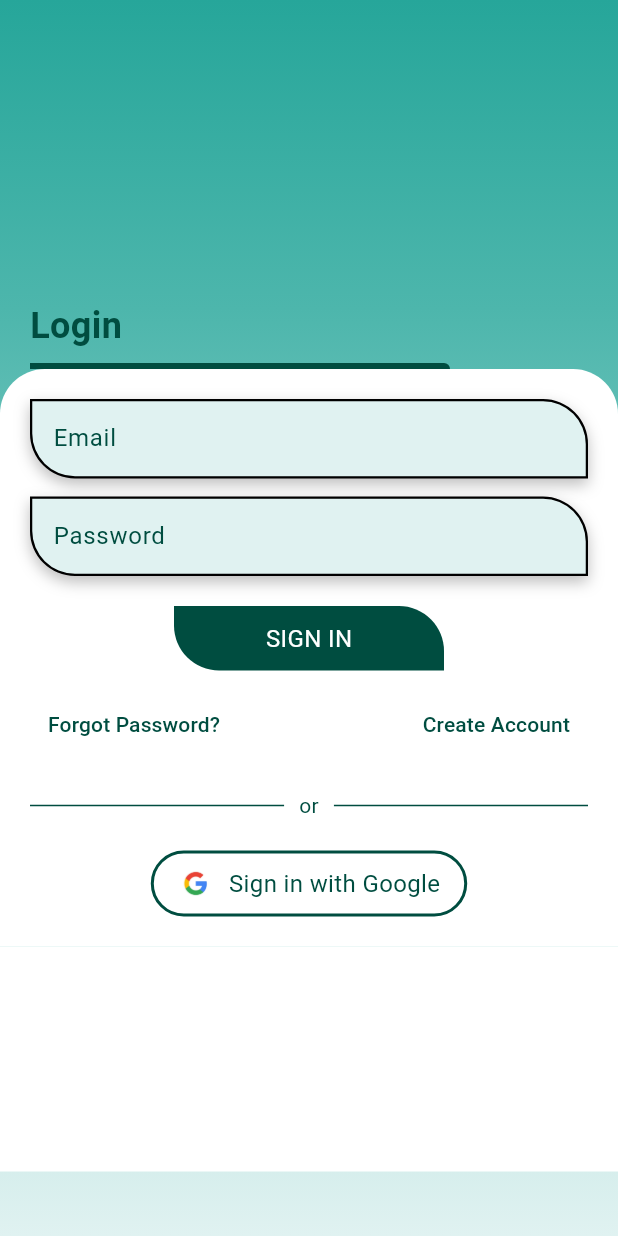
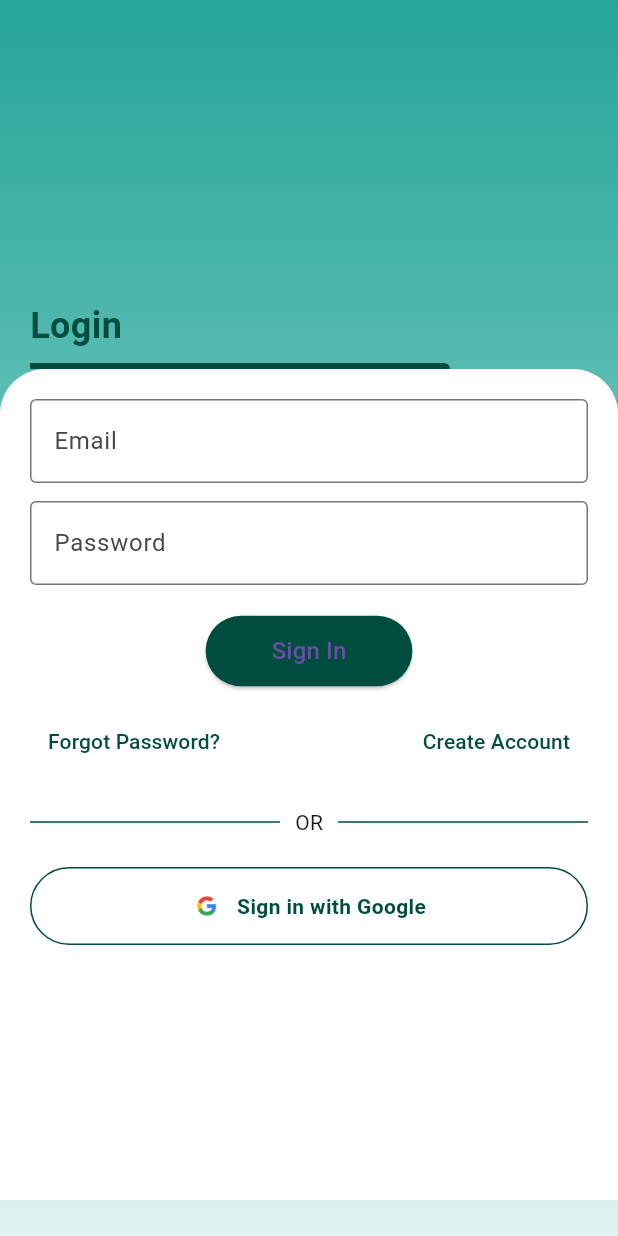
Before and after one commit to Vaish-011/samvidhanarcadehtf, a Flutter app: the screen it shows after launch, on a phone screen of 412 x 824 dp. Run offline on Flutter 3.47's test engine with Material 3 defaults, Android fonts, the light colour scheme and no system bars; our stand-ins replace cloud_firestore, firebase_auth, firebase_core, google_sign_in, shared_preferences; accounts and stored records are empty.

Commit message:
changes in authservice,buildgradle,button,forgotpass,googleservicesjson,loginpage,pubspecyaml,textfield

```diff
--- a/lib/screens/login_page.dart
+++ b/lib/screens/login_page.dart
@@ -1,8 +1,9 @@
 import 'package:flutter/material.dart';
 import 'package:firebase_auth/firebase_auth.dart';
+import 'package:google_sign_in/google_sign_in.dart';
 import 'create_account_page.dart';
 import 'home_page.dart';
-
+import '../services/forgot_pass.dart';
 class LoginPage extends StatefulWidget {
   @override
   _LoginPageState createState() => _LoginPageState();
@@ -12,25 +13,96 @@ class _LoginPageState extends State<LoginPage> {
   final _emailController = TextEditingController();
   final _passwordController = TextEditingController();
   final FirebaseAuth _auth = FirebaseAuth.instance;
+  final GoogleSignIn _googleSignIn = GoogleSignIn();
+  bool isLoading = false;
 
-  Future<void> _signIn() async {
+  // Navigate to the sign-up screen
+  void goToSignup(BuildContext context) {
+    Navigator.push(
+      context,
+      MaterialPageRoute(builder: (context) => CreateAccountPage()), // Removed const
+    );
+  }
+
+  // Handle login with email and password
+  Future<void> _login() async {
+    setState(() {
+      isLoading = true;
+    });
+
     try {
       UserCredential userCredential = await _auth.signInWithEmailAndPassword(
         email: _emailController.text,
         password: _passwordController.text,
       );
+
+      // Check if the user is logged in successfully
+      if (userCredential.user != null) {
         Navigator.pushReplacement(
           context,
-        MaterialPageRoute(builder: (context) => HomePage()),
+          MaterialPageRoute(builder: (context) => HomePage()), // Removed const
         );
-    } on FirebaseAuthException catch (e) {
+      } else {
+        // User account not found, show an error message
         ScaffoldMessenger.of(context).showSnackBar(
-        SnackBar(content: Text('Login failed: ${e.message}')),
+          SnackBar(content: Text("User account not found. Please sign up.")),
         );
+      }
     } catch (e) {
+      print("Error: $e"); // Logging error for debugging
       ScaffoldMessenger.of(context).showSnackBar(
-        SnackBar(content: Text('An error occurred: ${e.toString()}')),
+        SnackBar(content: Text("An error occurred. Please try again.")),
       );
+    } finally {
+      setState(() {
+        isLoading = false;
+      });
+    }
+  }
+
+  // Handle login with Google
+  Future<void> _loginWithGoogle() async {
+    setState(() {
+      isLoading = true;
+    });
+
+    try {
+      // Start the Google Sign-In process
+      final GoogleSignInAccount? googleUser = await _googleSignIn.signIn();
+
+      // Obtain the auth details from the request
+      final GoogleSignInAuthentication? googleAuth = await googleUser?.authentication;
+
+      // Create a new credential
+      final credential = GoogleAuthProvider.credential(
+        accessToken: googleAuth?.accessToken,
+        idToken: googleAuth?.idToken,
+      );
+
+      // Sign in the user with the credential
+      UserCredential userCredential = await _auth.signInWithCredential(credential);
+
+      // Navigate to home if user is logged in
+      if (userCredential.user != null) {
+        Navigator.pushReplacement(
+          context,
+          MaterialPageRoute(builder: (context) => HomePage()), // Removed const
+        );
+      } else {
+        // Show error message if Google account isn't found
+        ScaffoldMessenger.of(context).showSnackBar(
+          SnackBar(content: Text("An error occurred during Google sign-in. Please try again.")),
+        );
+      }
+    } catch (e) {
+      print("Error during Google login: $e"); // Logging error for debugging
+      ScaffoldMessenger.of(context).showSnackBar(
+        SnackBar(content: Text("An error occurred during Google sign-in. Please try again.")),
+      );
+    } finally {
+      setState(() {
+        isLoading = false;
+      });
     }
   }
 
@@ -74,7 +146,10 @@ class _LoginPageState extends State<LoginPage> {
                     isSmallScreen: isSmallScreen,
                     emailController: _emailController,
                     passwordController: _passwordController,
-                    onSignIn: _signIn,
+                    onSignIn: _login,
+                    isLoading: isLoading,
+                    onGoogleSignIn: _loginWithGoogle,
+                    goToSignup: goToSignup,
                   ),
                   // Add white bottom space as background
                   Container(
@@ -137,12 +212,18 @@ class _InputWrapper extends StatelessWidget {
   final TextEditingController emailController;
   final TextEditingController passwordController;
   final VoidCallback onSignIn;
+  final VoidCallback onGoogleSignIn;
+  final Function(BuildContext) goToSignup;
+  final bool isLoading;
 
   const _InputWrapper({
     required this.isSmallScreen,
     required this.emailController,
     required this.passwordController,
     required this.onSignIn,
+    required this.onGoogleSignIn,
+    required this.goToSignup,
+    required this.isLoading,
   });
 
   @override
@@ -173,7 +254,7 @@ class _InputWrapper extends StatelessWidget {
           ),
           const SizedBox(height: 20),
           _SignInButton(
-            onSignIn: onSignIn,
+            onSignIn: isLoading ? null : onSignIn,
             isSmallScreen: isSmallScreen,
           ),
           const SizedBox(height: 12),
@@ -182,7 +263,10 @@ class _InputWrapper extends StatelessWidget {
             children: [
               TextButton(
                 onPressed: () {
-                  // Forgot Password action
+                  Navigator.push(
+                    context,
+                    MaterialPageRoute(builder: (context) => ForgotPassword()),
+                  );// Forgot Password action
                 },
                 child: Text(
                   'Forgot Password?',
@@ -190,12 +274,7 @@ class _InputWrapper extends StatelessWidget {
                 ),
               ),
               TextButton(
-                onPressed: () {
-                  Navigator.push(
-                    context,
-                    MaterialPageRoute(builder: (context) => CreateAccountPage()),
-                  );
-                },
+                onPressed: () => goToSignup(context),
                 child: Text(
                   'Create Account',
                   style: TextStyle(color: Color(0xFF004D40)),
@@ -208,34 +287,33 @@ class _InputWrapper extends StatelessWidget {
             children: [
               Expanded(child: Divider(color: Color(0xFF004D40), thickness: 1)),
               Padding(
-                padding: const EdgeInsets.symmetric(horizontal: 10.0),
-                child: Text(
-                  'or',
-                  style: TextStyle(color: Color(0xFF004D40)),
-                ),
+                padding: const EdgeInsets.symmetric(horizontal: 10),
+                child: Text("OR"),
               ),
               Expanded(child: Divider(color: Color(0xFF004D40), thickness: 1)),
             ],
           ),
           const SizedBox(height: 20),
           GestureDetector(
-            onTap: () {
-              // Google sign-in logic here
-            },
+            onTap: isLoading ? null : onGoogleSignIn,
             child: Container(
-              padding: const EdgeInsets.symmetric(vertical: 8, horizontal: 16),
+              padding: const EdgeInsets.symmetric(vertical: 15),
               decoration: BoxDecoration(
-                border: Border.all(color: Color(0xFF004D40), width: 2),
+                color: Colors.white,
+                border: Border.all(color: Color(0xFF004D40)),
                 borderRadius: BorderRadius.circular(30),
               ),
               child: Row(
-                mainAxisSize: MainAxisSize.min,
+                mainAxisAlignment: MainAxisAlignment.center,
                 children: [
-                  Image.asset('assets/google_icon.jpg', width: 24, height: 24),
+                  Image.asset('assets/google_icon.jpg', height: 20), // Ensure the asset exists
                   const SizedBox(width: 10),
                   Text(
                     'Sign in with Google',
-                    style: TextStyle(color: Color(0xFF004D40), fontSize: 16),
+                    style: TextStyle(
+                      color: Color(0xFF004D40),
+                      fontWeight: FontWeight.w600,
+                    ),
                   ),
                 ],
               ),
@@ -247,8 +325,35 @@ class _InputWrapper extends StatelessWidget {
   }
 }
 
+class _InputField extends StatelessWidget {
+  final TextEditingController controller;
+  final String label;
+  final bool obscureText;
+  final bool isSmallScreen;
+
+  const _InputField({
+    required this.controller,
+    required this.label,
+    this.obscureText = false,
+    required this.isSmallScreen,
+  });
+
+  @override
+  Widget build(BuildContext context) {
+    return TextField(
+      controller: controller,
+      obscureText: obscureText,
+      decoration: InputDecoration(
+        labelText: label,
+        border: OutlineInputBorder(),
+      ),
+      style: TextStyle(fontSize: isSmallScreen ? 16 : 20),
+    );
+  }
+}
+
 class _SignInButton extends StatelessWidget {
-  final VoidCallback onSignIn;
+  final VoidCallback? onSignIn;
   final bool isSmallScreen;
 
   const _SignInButton({
@@ -258,79 +363,23 @@ class _SignInButton extends StatelessWidget {
 
   @override
   Widget build(BuildContext context) {
-    return GestureDetector(
-      onTap: onSignIn,
-      child: Container(
-        width: isSmallScreen ? 180 : 200,
-        padding: const EdgeInsets.symmetric(vertical: 10),
-        decoration: BoxDecoration(
-          color: Color(0xFF004D40),
-          borderRadius: BorderRadius.only(
-            topLeft: Radius.circular(0.0),
-            topRight: Radius.circular(30.0),
-            bottomLeft: Radius.circular(30.0),
-            bottomRight: Radius.circular(0.0),
+    return ElevatedButton(
+      onPressed: onSignIn,
+      child: Padding(
+        padding: const EdgeInsets.symmetric(vertical: 12, horizontal: 20),
+        child: Text(
+          'Sign In',
+          style: TextStyle(fontSize: isSmallScreen ? 16 : 20),
         ),
       ),
-        child: Center(
-          child: Text(
-            'SIGN IN',
-            style: TextStyle(fontSize: isSmallScreen ? 16 : 18, color: Colors.white),
+      style: ButtonStyle(
+        backgroundColor: MaterialStateProperty.all(Color(0xFF004D40)),
+        shape: MaterialStateProperty.all<RoundedRectangleBorder>(
+          RoundedRectangleBorder(
+            borderRadius: BorderRadius.circular(30),
           ),
         ),
       ),
     );
   }
 }
-
-class _InputField extends StatelessWidget {
-  final String label;
-  final TextEditingController controller;
-  final bool obscureText;
-  final bool isSmallScreen;
-
-  const _InputField({
-    required this.label,
-    required this.controller,
-    this.obscureText = false,
-    required this.isSmallScreen,
-  });
-
-  @override
-  Widget build(BuildContext context) {
-    return Container(
-      decoration: BoxDecoration(
-        color: Color(0xFFE0F2F1),
-        borderRadius: BorderRadius.only(
-          topLeft: Radius.circular(0.0),
-          topRight: Radius.circular(30.0),
-          bottomLeft: Radius.circular(30.0),
-          bottomRight: Radius.circular(0.0),
-        ),
-        border: Border.all(color: Colors.black, width: 1.5),
-        boxShadow: [
-          BoxShadow(
-            color: Colors.black26,
-            blurRadius: 8.0,
-            offset: Offset(0, 4),
-          ),
-        ],
-      ),
-      child: TextFormField(
-        controller: controller,
-        obscureText: obscureText,
-        decoration: InputDecoration(
-          labelText: label,
-          labelStyle: TextStyle(color: Color(0xFF004D40)),
-          border: InputBorder.none,
-          contentPadding: const EdgeInsets.symmetric(horizontal: 14, vertical: 5),
-        ),
-      ),
-    );
-  }
-}
-
-void main() => runApp(MaterialApp(
-  debugShowCheckedModeBanner: false,
-  home: LoginPage(),
-));
--- a/pubspec.yaml
+++ b/pubspec.yaml
@@ -41,7 +41,7 @@ dependencies:
   firebase_core: ^3.6.0
   cloud_firestore: ^5.4.4
   firebase_auth: ^5.3.1
-
+  google_sign_in: ^6.2.1
 dev_dependencies:
   flutter_test:
     sdk: flutter
```
Also changed, not shown: lib/services/auth_service.dart (added, +72 -0 lines), lib/services/forgot_pass.dart (added, +60 -0 lines), lib/widgets/button.dart (added, +53 -0 lines), lib/widgets/textfield.dart (added, +26 -0 lines), pubspec.lock, 4 other files. Lines whose indentation alone changed are shown as unchanged.
